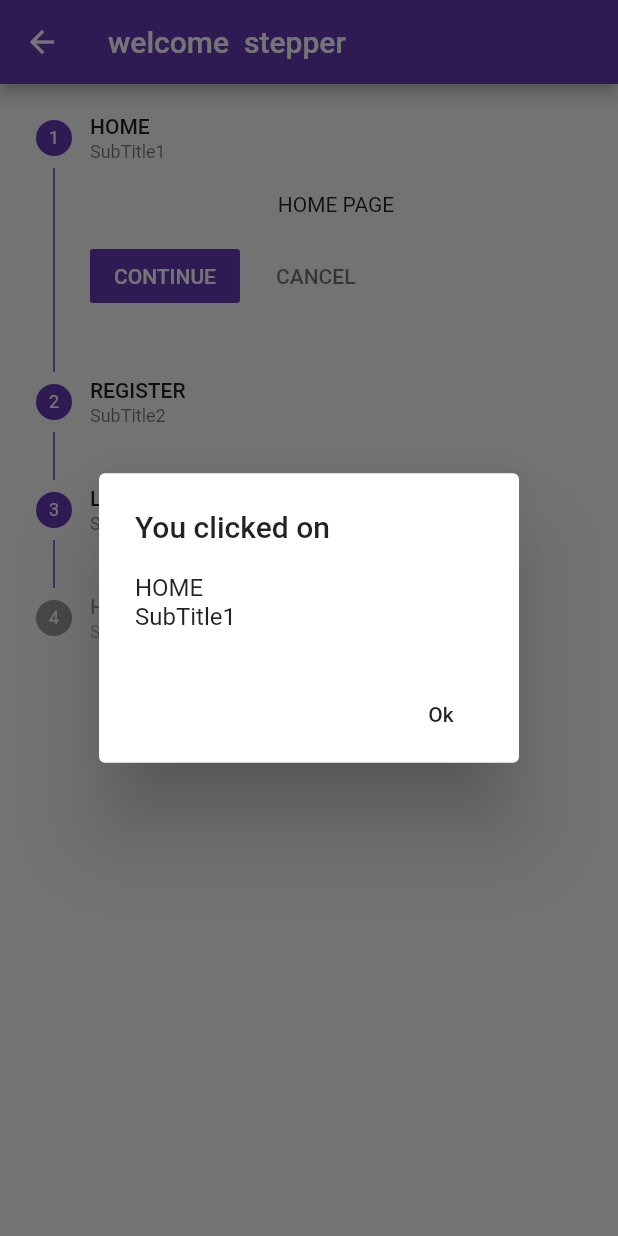
After one commit to NELSON1994/NoteKeeper, a Flutter app: the MyHomePage screen opened directly, after a tap on an icon or button, on a phone screen of 412 x 824 dp. The commit adds this screen. Run offline on Flutter 3.47's test engine with Material 2 defaults, Android fonts, the phone set to English and light mode, and no system bars; our stand-ins replace sqflite; accounts and stored records are empty.

Commit message:
new commits

```diff
--- a/lib/main.dart
+++ b/lib/main.dart
@@ -3,6 +3,8 @@ import 'package:flutter_app2/screens/loginn.dart';
 import 'package:flutter_app2/screens/register.dart';
 import 'package:flutter_app2/screens/note_detail.dart';
 import 'package:flutter_app2/screens/note_list.dart';
+import 'package:flutter_app2/screens/selections.dart';
+import 'package:flutter_app2/screens/stepper.dart';
 
 void main() => runApp(MyApp());
 
@@ -11,13 +13,15 @@ class MyApp extends StatelessWidget {
   Widget build(BuildContext context) {
     // TODO: implement build
     return MaterialApp(
-      title: 'New Application',
+      title: 'Alkaida Application',
       debugShowCheckedModeBanner: false,
       theme: ThemeData(
         primarySwatch: Colors.deepPurple
       ),
       home: LoginPage(),
      // home:NoteDetail(),
+      //home: Selection(),
+     // home: MyHomePage(),
     );
   }
 
--- a/lib/screens/loginn.dart
+++ b/lib/screens/loginn.dart
@@ -143,7 +143,7 @@ class LoginPage extends StatelessWidget {
             // Important: Remove any padding from the ListView.
             padding: EdgeInsets.zero,
             children: <Widget>[
-              Container(
+               Container(
               child: DrawerHeader(
                 child: Text('ALKAIDA APPLICATION'
                   , style: TextStyle(fontSize: 25.0,),),
--- /dev/null
+++ b/lib/screens/stepper.dart
@@ -0,0 +1,81 @@
+import 'package:flutter/material.dart';
+
+class MyHomePage extends StatefulWidget {
+
+  MyHomePage({Key key, this.title}) : super(key: key);
+  final String title;
+  @override
+  _MyHomePageState createState() => new _MyHomePageState();
+}
+
+class _MyHomePageState extends State<MyHomePage> {
+
+  int _currentstep = 0;
+  void _movetonext() {
+    setState(() {
+      _currentstep++;
+    });
+  }
+
+  void _movetostart() {
+    setState(() {
+      _currentstep = 0;
+    });
+  }
+
+  void _showcontent(int s) {
+    showDialog<Null>(
+      context: context,
+      barrierDismissible: false, // user must tap button!
+      builder: (BuildContext context) {
+        return new AlertDialog(
+          title: new Text('You clicked on'),
+          content: new SingleChildScrollView(
+            child: new ListBody(
+              children: <Widget>[
+                spr[s].title,
+                spr[s].subtitle,
+              ],
+            ),
+          ),
+          actions: <Widget>[
+            new FlatButton(
+              child: new Text('Ok'),
+              onPressed: () {
+                Navigator.of(context).pop();
+              },
+            ),
+          ],
+        );
+      },
+    );
+  }
+
+  @override
+  Widget build(BuildContext context) {
+    return new Scaffold(
+        appBar: new AppBar(
+          title: new Text("welcome  stepper"),
+        ),
+        body: new Container(
+            child:
+            new Stepper(steps: spr, type: StepperType.vertical, currentStep: _currentstep, onStepContinue: _movetonext, onStepCancel: _movetostart,
+              onStepTapped: _showcontent,)
+        )
+    );
+  }
+}
+
+const List<Step> spr = <Step>[
+  // const Step( title:  ,'SubTitle1', 'This is Content', state: StepState.indexed, true)
+  Step(title: const Text('HOME'), subtitle: Text('SubTitle1'), content: const Text('HOME PAGE'), state: StepState.indexed, isActive: true),
+  Step(title: const Text('REGISTER'), subtitle: Text('SubTitle2'), content: const Text('REGISTER '), state: StepState.indexed, isActive: true),
+  Step(title: const Text('LOG IN'), subtitle: Text('SubTitle3'), content: const Text('LOG IN'), state: StepState.indexed, isActive: true),
+  Step(title: const Text('Hello4'), subtitle: Text('SubTitle4'), content: const Text('This is Content4'), state: StepState.disabled, isActive: false),
+//  Step(title: const Text('Hello5'), subtitle: Text('SubTitle5'), content: const Text('This is Content5'), state: StepState.indexed, isActive: true),
+//  Step(title: const Text('Hello6'), subtitle: Text('SubTitle6'), content: const Text('This is Content6'), state: StepState.indexed, isActive: true),
+//  Step(title: const Text('Hello7'), subtitle: Text('SubTitle7'), content: const Text('This is Content7'), state: StepState.indexed, isActive: true),
+//  Step(title: const Text('Hello8'), subtitle: Text('SubTitle8'), content: const Text('This is Content8'), state: StepState.indexed, isActive: true),
+//  Step(title: const Text('Hello9'), subtitle: Text('SubTitle9'), content: const Text('This is Content9'), state: StepState.indexed, isActive: true),
+//  Step(title: const Text('Hello10'), subtitle: Text('SubTitle10'), content: const Text('This is Content10'), state: StepState.indexed, isActive: true),
+];
```
Also changed, not shown: lib/screens/selections.dart (added, +67 -0 lines).
